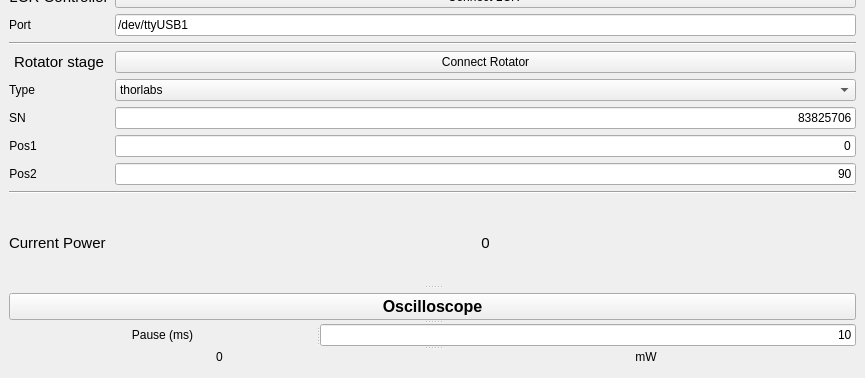
Qt form visLCR.ui (qLuxor/pylabtools) before a commit; both pictures show x 0 to 865 and y 340 to 718 of the 865 by 718 pixel window.
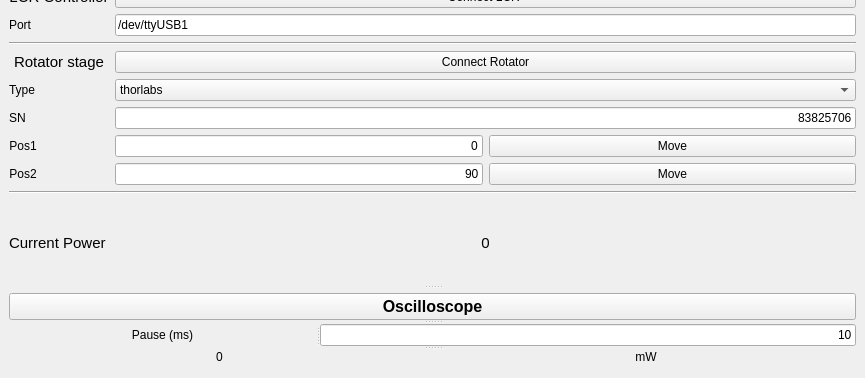
The same form after that commit.

Commit message: Added move buttons next to positions

```diff
--- a/visLCR.ui
+++ b/visLCR.ui
@@ -95,22 +95,6 @@
                </property>
               </widget>
              </item>
-             <item row="14" column="1" colspan="2">
-              <widget class="QLineEdit" name="txtPos1">
-               <property name="sizePolicy">
-                <sizepolicy hsizetype="MinimumExpanding" vsizetype="Fixed">
-                 <horstretch>0</horstretch>
-                 <verstretch>0</verstretch>
-                </sizepolicy>
-               </property>
-               <property name="text">
-                <string>0</string>
-               </property>
-               <property name="alignment">
-                <set>Qt::AlignRight|Qt::AlignTrailing|Qt::AlignVCenter</set>
-               </property>
-              </widget>
-             </item>
              <item row="15" column="0">
               <widget class="QLabel" name="label_3">
                <property name="sizePolicy">
@@ -176,22 +160,6 @@
                </property>
               </widget>
              </item>
-             <item row="15" column="1" colspan="2">
-              <widget class="QLineEdit" name="txtPos2">
-               <property name="sizePolicy">
-                <sizepolicy hsizetype="MinimumExpanding" vsizetype="Fixed">
-                 <horstretch>0</horstretch>
-                 <verstretch>0</verstretch>
-                </sizepolicy>
-               </property>
-               <property name="text">
-                <string>90</string>
-               </property>
-               <property name="alignment">
-                <set>Qt::AlignRight|Qt::AlignTrailing|Qt::AlignVCenter</set>
-               </property>
-              </widget>
-             </item>
              <item row="2" column="0" colspan="3">
               <widget class="Line" name="line">
                <property name="orientation">
@@ -442,6 +410,52 @@
                </property>
               </widget>
              </item>
+             <item row="14" column="1">
+              <widget class="QLineEdit" name="txtPos1">
+               <property name="sizePolicy">
+                <sizepolicy hsizetype="MinimumExpanding" vsizetype="Fixed">
+                 <horstretch>0</horstretch>
+                 <verstretch>0</verstretch>
+                </sizepolicy>
+               </property>
+               <property name="text">
+                <string>0</string>
+               </property>
+               <property name="alignment">
+                <set>Qt::AlignRight|Qt::AlignTrailing|Qt::AlignVCenter</set>
+               </property>
+              </widget>
+             </item>
+             <item row="15" column="1">
+              <widget class="QLineEdit" name="txtPos2">
+               <property name="sizePolicy">
+                <sizepolicy hsizetype="MinimumExpanding" vsizetype="Fixed">
+                 <horstretch>0</horstretch>
+                 <verstretch>0</verstretch>
+                </sizepolicy>
+               </property>
+               <property name="text">
+                <string>90</string>
+               </property>
+               <property name="alignment">
+                <set>Qt::AlignRight|Qt::AlignTrailing|Qt::AlignVCenter</set>
+               </property>
+              </widget>
+             </item>
+             <item row="14" column="2">
+              <widget class="QPushButton" name="btnMove1">
+               <property name="text">
+                <string>Move</string>
+               </property>
+              </widget>
+             </item>
+             <item row="15" column="2">
+              <widget class="QPushButton" name="btnMove2">
+               <property name="text">
+                <string>Move</string>
+               </property>
+              </widget>
+             </item>
             </layout>
            </widget>
           </widget>
```
Left out of the diff: 2 changed lines with no effect on the pictures. The commit also changes 1 other file.
